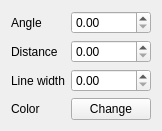
qgis/QGIS, file src/ui/symbollayer/widget_linepatternfill.ui: the form before one commit.
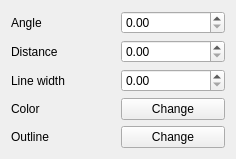
The form after the commit.

Commit message: Create base class for QImage fills, add custom outline to line  pattern fill

Patch:
```diff
--- a/src/ui/symbollayer/widget_linepatternfill.ui
+++ b/src/ui/symbollayer/widget_linepatternfill.ui
@@ -6,8 +6,8 @@
    <rect>
     <x>0</x>
     <y>0</y>
-    <width>156</width>
-    <height>122</height>
+    <width>236</width>
+    <height>151</height>
    </rect>
   </property>
   <property name="windowTitle">
@@ -58,6 +58,20 @@
      </property>
     </widget>
    </item>
+   <item row="4" column="0">
+    <widget class="QLabel" name="mOutlineLabel">
+     <property name="text">
+      <string>Outline</string>
+     </property>
+    </widget>
+   </item>
+   <item row="4" column="1">
+    <widget class="QPushButton" name="mOutlinePushButton">
+     <property name="text">
+      <string>Change</string>
+     </property>
+    </widget>
+   </item>
   </layout>
  </widget>
  <resources/>
```
The commit also changes 4 other files.
